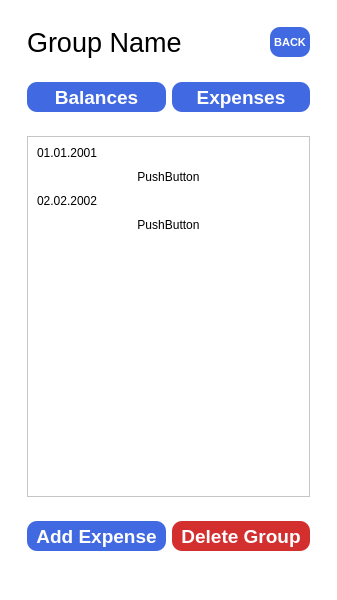
This is QT_GUI/mainwindow.ui in balamutnypapcio/DB_project as Qt 5 draws it before an edit. The edited form follows.
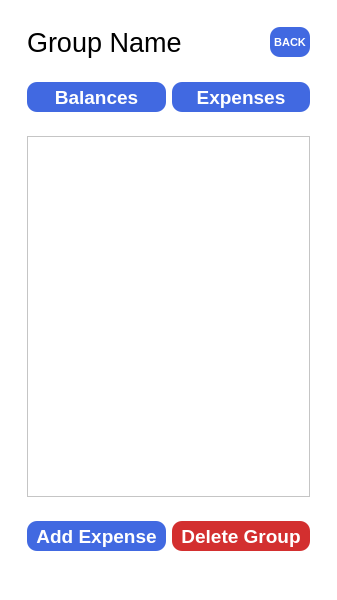
This is the edited form. The open tabs and pages were chosen to show the change.

Diff of the .ui file:
```diff
--- a/QT_GUI/mainwindow.ui
+++ b/QT_GUI/mainwindow.ui
@@ -2004,44 +2004,10 @@
                  <x>0</x>
                  <y>0</y>
                  <width>275</width>
-                 <height>410</height>
+                 <height>356</height>
                 </rect>
                </property>
                <layout class="QVBoxLayout" name="verticalLayout_8">
-                <item>
-                 <widget class="QLabel" name="dataBalance1">
-                  <property name="text">
-                   <string>01.01.2001</string>
-                  </property>
-                 </widget>
-                </item>
-                <item>
-                 <widget class="QPushButton" name="balance1">
-                  <property name="text">
-                   <string>PushButton</string>
-                  </property>
-                  <property name="flat">
-                   <bool>true</bool>
-                  </property>
-                 </widget>
-                </item>
-                <item>
-                 <widget class="QLabel" name="dateBalance2">
-                  <property name="text">
-                   <string>02.02.2002</string>
-                  </property>
-                 </widget>
-                </item>
-                <item>
-                 <widget class="QPushButton" name="balance2">
-                  <property name="text">
-                   <string>PushButton</string>
-                  </property>
-                  <property name="flat">
-                   <bool>true</bool>
-                  </property>
-                 </widget>
-                </item>
                 <item>
                  <spacer name="verticalSpacer_5">
                   <property name="orientation">
```
Left out of the diff: 45 changed lines with no effect on the pictures.
